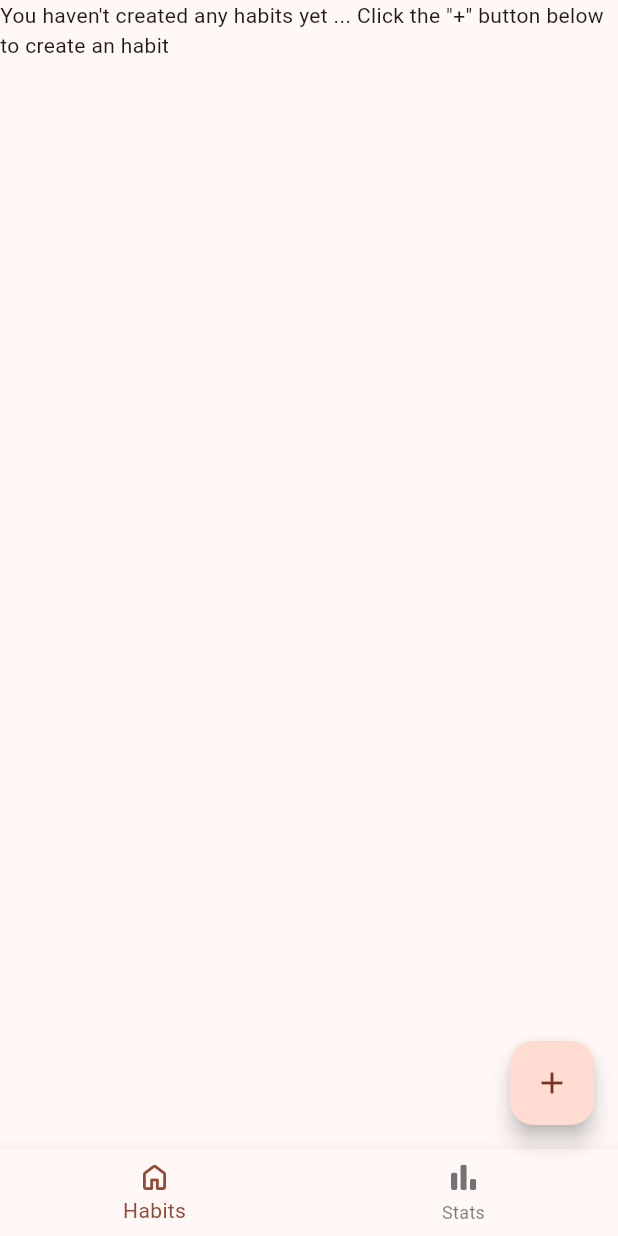
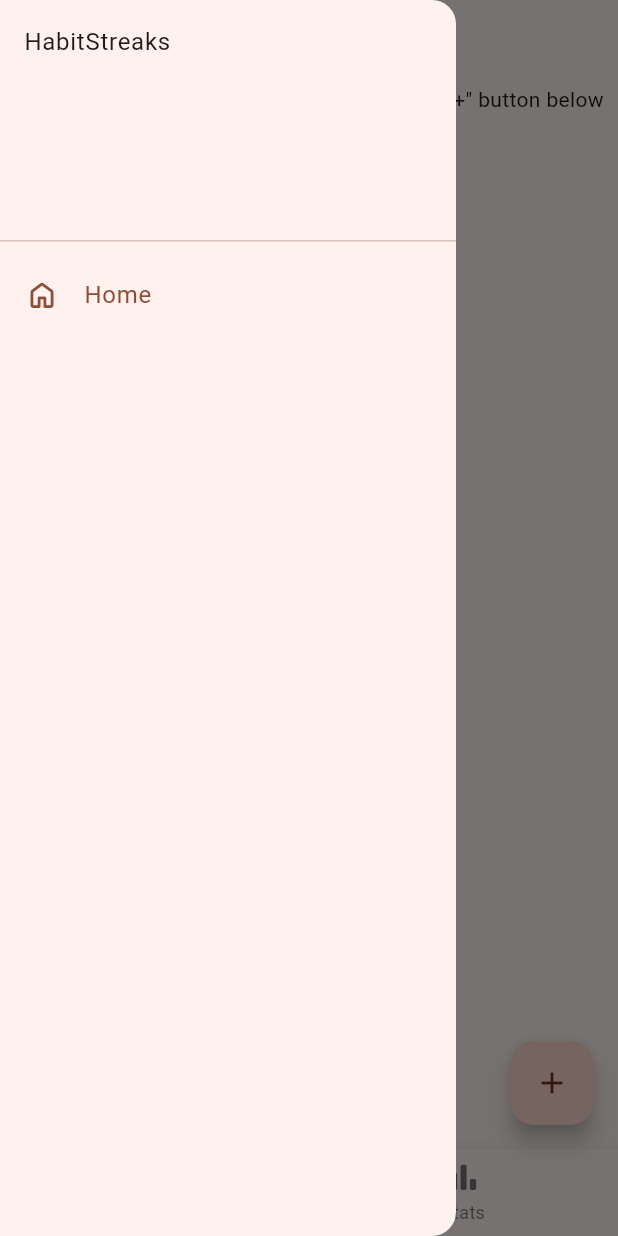
Before and after one commit to dashlime/habitstreaks, a Flutter app: the screen it shows after launch, with the side drawer open (before the commit the screen has no drawer), on a phone screen of 412 x 824 dp. Run offline on Flutter 3.47's test engine with Material 3 defaults, Android fonts, the light colour scheme and no system bars; our stand-ins replace drift, equatable; accounts and stored records are empty; generated files the repository leaves out were written again; key blocks and very long unbroken strings in the code were emptied for the run.

Commit message:
Implemented main Navigation Drawer

```diff
--- a/lib/main.dart
+++ b/lib/main.dart
@@ -49,6 +49,19 @@
   @override
   Widget build(BuildContext context) {
     return Scaffold(
+      appBar: AppBar(
+        title: Text((_selectedBottomNavIndex == 0) ? 'Habits' : 'Stats'),
+        leading: Builder(
+          builder: (context) {
+            return IconButton(
+              icon: const Icon(Icons.menu),
+              onPressed: () {
+                Scaffold.of(context).openDrawer();
+              },
+            );
+          },
+        ),
+      ),
       body: screens.elementAt(_selectedBottomNavIndex),
       floatingActionButton: (_selectedBottomNavIndex == 0) ? FloatingActionButton(
         onPressed: _showAddHabitDialog,
@@ -72,6 +85,22 @@
           });
         },
       ),
+      drawer: Drawer(
+        child: ListView(
+          padding: EdgeInsets.zero,
+          children: [
+            const DrawerHeader(child: Text("HabitStreaks")),
+            ListTile(
+              selected: true,
+              leading: const Icon(UiIcons.icHomeOutlined),
+              title: const Text("Home"),
+              onTap: () {
+                Navigator.pop(context);
+              },
+            ),
+          ],
+        ),
+      ),
     );
   }
 }
```
